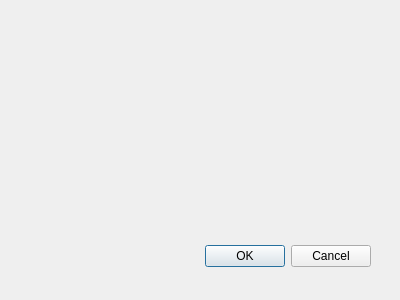
This is QTPROJECT/delshape.ui in camwolff02/CS1C_2D_Graphics_Modeler as Qt 5 draws it before an edit. The edited form follows.
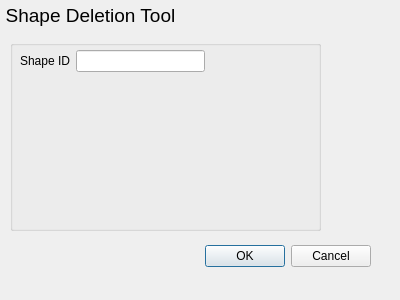
This is the edited form.

Commit message: ui available from mainwindow buttons

What changed in the file:
```diff
--- a/QTPROJECT/delshape.ui
+++ b/QTPROJECT/delshape.ui
@@ -31,6 +31,54 @@
     <set>QDialogButtonBox::Cancel|QDialogButtonBox::Ok</set>
    </property>
   </widget>
+  <widget class="QLabel" name="title">
+   <property name="geometry">
+    <rect>
+     <x>-20</x>
+     <y>0</y>
+     <width>221</width>
+     <height>31</height>
+    </rect>
+   </property>
+   <property name="text">
+    <string>&lt;html&gt;&lt;head/&gt;&lt;body&gt;&lt;p align=&quot;center&quot;&gt;&lt;span style=&quot; font-size:14pt;&quot;&gt;Shape Deletion Tool&lt;/span&gt;&lt;/p&gt;&lt;/body&gt;&lt;/html&gt;</string>
+   </property>
+  </widget>
+  <widget class="QGroupBox" name="groupBox">
+   <property name="geometry">
+    <rect>
+     <x>10</x>
+     <y>40</y>
+     <width>311</width>
+     <height>191</height>
+    </rect>
+   </property>
+   <property name="title">
+    <string/>
+   </property>
+   <widget class="QWidget" name="">
+    <property name="geometry">
+     <rect>
+      <x>10</x>
+      <y>10</y>
+      <width>185</width>
+      <height>22</height>
+     </rect>
+    </property>
+    <layout class="QHBoxLayout" name="horizontalLayout">
+     <item>
+      <widget class="QLabel" name="label">
+       <property name="text">
+        <string>Shape ID</string>
+       </property>
+      </widget>
+     </item>
+     <item>
+      <widget class="QLineEdit" name="lineEdit"/>
+     </item>
+    </layout>
+   </widget>
+  </widget>
  </widget>
  <pixmapfunction/>
  <resources/>
```
Left out of the diff: 9 changed lines with no effect on the pictures. The commit also changes 3 other files.
